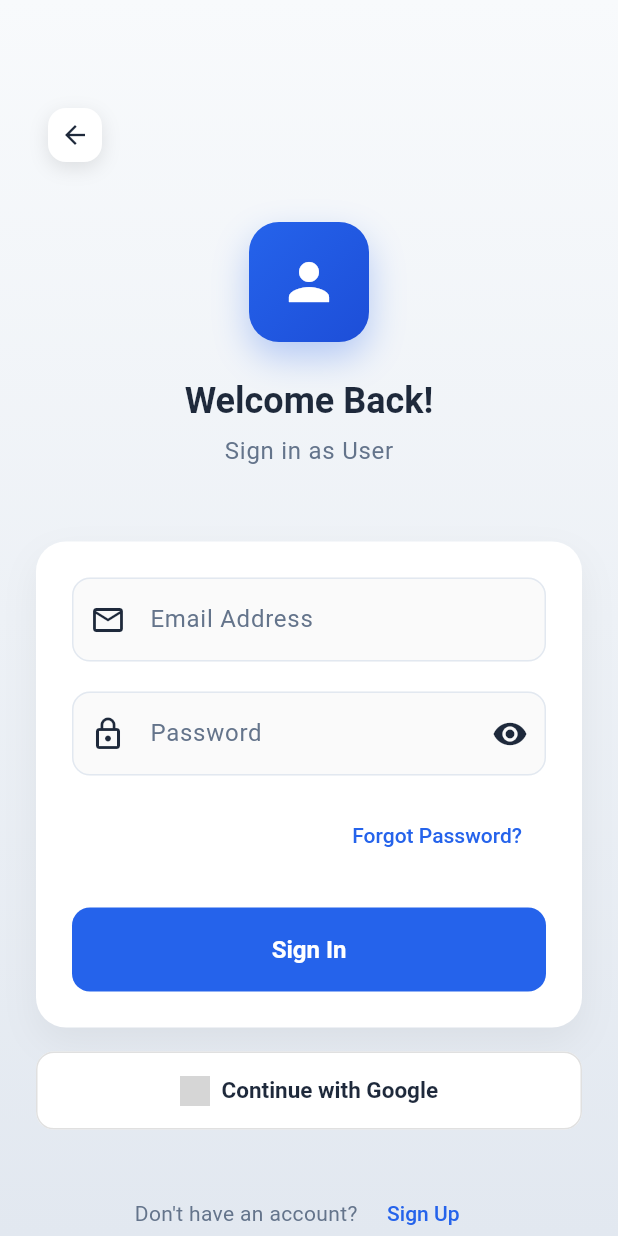
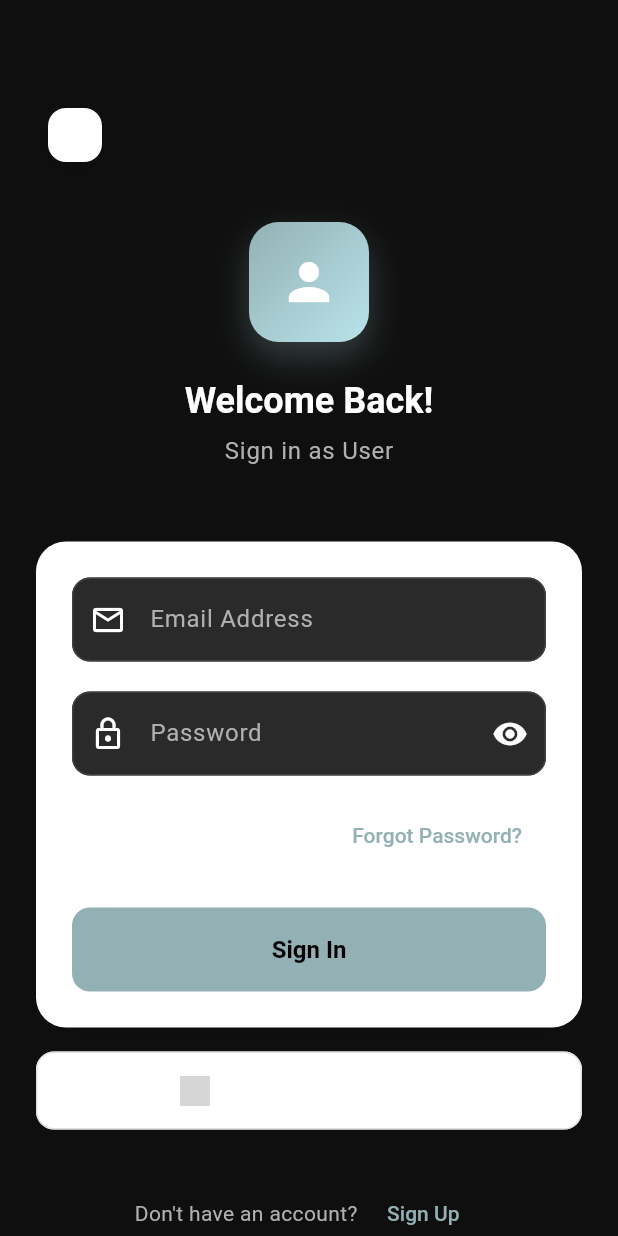
Before and after one commit to stonecrushers0814/mechanic-, a Flutter app: the screen it shows after launch, after a tap on "I Need Service", on a phone screen of 412 x 824 dp. Run offline on Flutter 3.47's test engine with Material 3 defaults, Android fonts, the phone set to English and light mode, and no system bars; our stand-ins replace flutter_dotenv, google_maps_flutter, google_sign_in, supabase_flutter; accounts and stored records are empty; grey boxes are pictures that could not be loaded.

Commit message:
Updated project files for mechanic app

```diff
--- a/lib/app.dart
+++ b/lib/app.dart
@@ -7,6 +7,7 @@ import 'user_profile_form.dart';
 import 'mechanic_home_page.dart';
 import 'mechanic_profile_form.dart';
 import 'package:supabase_flutter/supabase_flutter.dart';
+import 'map_sample.dart';
 
 class App extends StatefulWidget {
   const App({super.key});
@@ -20,6 +21,7 @@ class _AppState extends State<App> {
   bool _userHasProfile = false;
   bool _mechanicHasProfile = false;
   String? _lastCheckedUserId;
+  bool _didNavigate = false;
 
   @override
   void initState() {
@@ -71,6 +73,8 @@ class _AppState extends State<App> {
         _checkingProfile = false;
       });
     }
+    // Allow navigation after profile check completes
+    _didNavigate = false;
   }
 
   @override
@@ -94,34 +98,40 @@ class _AppState extends State<App> {
           );
         }
 
+        // Perform navigation via named routes based on state (once per resolution)
+        if (!_didNavigate) {
+          _didNavigate = true;
+          WidgetsBinding.instance.addPostFrameCallback((_) {
+            if (!mounted) return;
             if (authService.currentUser == null) {
-          // Reset cached state on sign out
               _lastCheckedUserId = null;
               _userHasProfile = false;
               _mechanicHasProfile = false;
-          return const RoleSelectionPage();
+              Navigator.of(context).pushNamedAndRemoveUntil('/role', (route) => false);
+              return;
             }
 
-        // User is logged in, check their role and redirect accordingly
             final role = authService.currentUserRole;
             if (role == 'user') {
-          // For users, check if they have a profile
-          if (_userHasProfile) {
-            return const UserHomePage();
+              Navigator.of(context).pushNamedAndRemoveUntil(
+                _userHasProfile ? '/user/home' : '/user/profile',
+                (route) => false,
+              );
+            } else if (role == 'mechanic') {
+              Navigator.of(context).pushNamedAndRemoveUntil(
+                _mechanicHasProfile ? '/mechanic/home' : '/mechanic/profile',
+                (route) => false,
+              );
             } else {
-            return UserProfileForm(isFirstTime: true);
+              Navigator.of(context).pushNamedAndRemoveUntil('/role', (route) => false);
             }
-        } else if (role == 'mechanic') {
-          // For mechanics, check if they have a profile
-          if (_mechanicHasProfile) {
-            return const MechanicHomePage();
-          } else {
-            return MechanicProfileForm(isFirstTime: true);
+          });
         }
-        } else {
-          // If role is not set, go to role selection
-          return const RoleSelectionPage();
-        }
+
+        // While navigation happens, render a minimal placeholder
+        return const Scaffold(
+          body: Center(child: CircularProgressIndicator()),
+        );
       },
     );
   }
--- a/lib/login_page.dart
+++ b/lib/login_page.dart
@@ -306,6 +306,9 @@ class _LoginPageState extends State<LoginPage>
                   backgroundColor: widget.role == 'user'
                       ? AppTheme.primaryColor
                       : AppTheme.secondaryColor,
+                  foregroundColor: widget.role == 'user'
+                      ? Colors.black
+                      : Colors.white,
                   shape: RoundedRectangleBorder(
                     borderRadius: BorderRadius.circular(12),
                   ),
--- a/lib/main.dart
+++ b/lib/main.dart
@@ -6,6 +6,11 @@ import 'package:flutter_dotenv/flutter_dotenv.dart';
 import 'auth_service.dart';
 import 'theme/app_theme.dart';
 import 'map_sample.dart';
+import 'role_selection_page.dart';
+import 'user_home_page.dart';
+import 'mechanic_home_page.dart';
+import 'mechanic_profile_form.dart';
+import 'user_profile_form.dart';
 Future<void> main() async {
   WidgetsFlutterBinding.ensureInitialized();
   await dotenv.load(fileName: '.env');
@@ -30,7 +35,16 @@ class MyApp extends StatelessWidget {
         debugShowCheckedModeBanner: false,
         title: 'MechanicOnDemand',
         theme: AppTheme.lightTheme,
-        home: const App(),
+        initialRoute: '/',
+        routes: {
+          '/': (context) => const App(),
+          '/role': (context) => const RoleSelectionPage(),
+          '/user/home': (context) => const UserHomePage(),
+          '/mechanic/home': (context) => const MechanicHomePage(),
+          '/user/profile': (context) => UserProfileForm(isFirstTime: true),
+          '/mechanic/profile': (context) => const MechanicProfileForm(isFirstTime: true),
+          '/map': (context) => const MapSample(),
+        },
       ),
     );
   }
--- a/lib/mechanic_home_page.dart
+++ b/lib/mechanic_home_page.dart
@@ -70,7 +70,7 @@ class _MechanicHomePageState extends State<MechanicHomePage>
           // Refresh all data
           setState(() {});
         },
-        backgroundColor: AppTheme.primaryColor,
+        backgroundColor: AppTheme.secondaryColor,
         child: const Icon(Icons.refresh, color: Colors.white),
       ),
       body: Container(
--- /dev/null
+++ b/lib/screens/map_sample.dart
@@ -0,0 +1 @@
+// TODO Implement this library.
--- a/lib/signup_page.dart
+++ b/lib/signup_page.dart
@@ -324,6 +324,9 @@ class _SignupPageState extends State<SignupPage>
                   backgroundColor: _selectedRole == 'user'
                       ? AppTheme.primaryColor
                       : AppTheme.secondaryColor,
+                  foregroundColor: _selectedRole == 'user'
+                      ? Colors.black
+                      : Colors.white,
                   shape: RoundedRectangleBorder(
                     borderRadius: BorderRadius.circular(12),
                   ),
--- a/lib/theme/app_theme.dart
+++ b/lib/theme/app_theme.dart
@@ -1,26 +1,29 @@
 import 'package:flutter/material.dart';
 
 class AppTheme {
-  // Color Palette
-  static const Color primaryColor = Color(0xFF2563EB); // Modern blue
-  static const Color primaryVariant = Color(0xFF1D4ED8);
-  static const Color secondaryColor = Color(0xFF10B981); // Emerald green
-  static const Color secondaryVariant = Color(0xFF059669);
-  static const Color accentColor = Color(0xFFF59E0B); // Amber
+  // Color Palette from provided image
+  // User (light side)
+  static const Color primaryColor = Color(0xFF93B1B5); // #93B1B5
+  static const Color primaryVariant = Color(0xFFB8E3E9); // #B8E3E9
+  // Mechanic (dark side)
+  static const Color secondaryColor = Color(0xFF0B2E33); // #0B2E33
+  static const Color secondaryVariant = Color(0xFF4F7C82); // #4F7C82
+  // Accents and states
+  static const Color accentColor = Color(0xFF4F7C82); // tie accent to mid tone
   static const Color errorColor = Color(0xFFEF4444);
   static const Color warningColor = Color(0xFFF59E0B);
   static const Color successColor = Color(0xFF10B981);
 
-  // Neutral Colors
-  static const Color backgroundColor = Color(0xFFF8FAFC);
-  static const Color surfaceColor = Colors.white;
-  static const Color cardColor = Colors.white;
-  static const Color dividerColor = Color(0xFFE2E8F0);
+  // Neutrals / background
+  static const Color backgroundColor = Color(0xFF0F0F0F); // Plain dark background
+  static const Color surfaceColor = Color(0xFF1A1A1A);
+  static const Color cardColor = Color(0xFF2A2A2A);
+  static const Color dividerColor = Color(0xFF404040);
 
-  // Text Colors
-  static const Color textPrimary = Color(0xFF1E293B);
-  static const Color textSecondary = Color(0xFF64748B);
-  static const Color textTertiary = Color(0xFF94A3B8);
+  // Text Colors (light text for dark background)
+  static const Color textPrimary = Color(0xFFFFFFFF);
+  static const Color textSecondary = Color(0xFFB0B0B0);
+  static const Color textTertiary = Color(0xFF808080);
 
   // Gradient Colors
   static const LinearGradient primaryGradient = LinearGradient(
@@ -36,7 +39,8 @@ class AppTheme {
   );
 
   static const LinearGradient backgroundGradient = LinearGradient(
-    colors: [Color(0xFFF8FAFC), Color(0xFFE2E8F0)],
+    // Plain dark background (solid effect)
+    colors: [backgroundColor, backgroundColor],
     begin: Alignment.topCenter,
     end: Alignment.bottomCenter,
   );
@@ -45,18 +49,18 @@ class AppTheme {
   static ThemeData get lightTheme {
     return ThemeData(
       useMaterial3: true,
-      brightness: Brightness.light,
+      brightness: Brightness.dark,
 
       // Color Scheme
-      colorScheme: const ColorScheme.light(
+      colorScheme: const ColorScheme.dark(
         primary: primaryColor,
-        primaryContainer: Color(0xFFDBEAFE),
+        primaryContainer: primaryVariant,
         secondary: secondaryColor,
-        secondaryContainer: Color(0xFFD1FAE5),
+        secondaryContainer: secondaryVariant,
         surface: surfaceColor,
         background: backgroundColor,
         error: errorColor,
-        onPrimary: Colors.white,
+        onPrimary: Colors.black,
         onSecondary: Colors.white,
         onSurface: textPrimary,
         onBackground: textPrimary,
@@ -139,7 +143,7 @@ class AppTheme {
       // Input Decoration Theme
       inputDecorationTheme: InputDecorationTheme(
         filled: true,
-        fillColor: Colors.grey[50],
+        fillColor: cardColor,
         border: OutlineInputBorder(
           borderRadius: BorderRadius.circular(12),
           borderSide: const BorderSide(color: dividerColor),
@@ -165,7 +169,7 @@ class AppTheme {
         hintStyle: const TextStyle(color: textTertiary),
       ),
 
-      // Text Theme
+      // Text Theme (light text for readability on dark background)
       textTheme: const TextTheme(
         displayLarge: TextStyle(
           fontSize: 32,
```
Also changed, not shown: 1 other file. Lines whose indentation alone changed are shown as unchanged.
